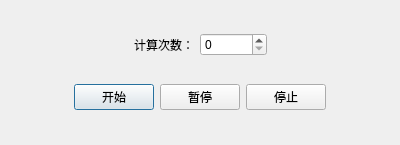
Old version of the form calculate_control_dialog.ui in the repository jiaqingguo/FMU_QT.
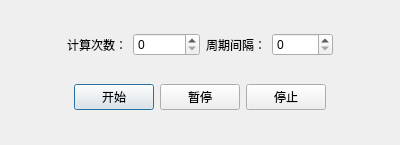
New version of the form.

Commit message: 增加周期时间间隔

What changed in the file:
```diff
--- a/calculate_control_dialog.ui
+++ b/calculate_control_dialog.ui
@@ -43,6 +43,20 @@
        </property>
       </widget>
      </item>
+     <item>
+      <widget class="QLabel" name="label_2">
+       <property name="text">
+        <string>周期间隔：</string>
+       </property>
+      </widget>
+     </item>
+     <item>
+      <widget class="QSpinBox" name="spinBox_CycleTime">
+       <property name="maximum">
+        <number>99999</number>
+       </property>
+      </widget>
+     </item>
      <item>
       <spacer name="horizontalSpacer_2">
        <property name="orientation">
```
The commit also changes 11 other files.
